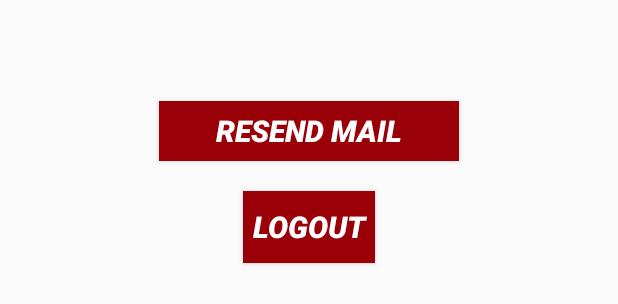
After one commit to mohan564/Capstone, an Android app: the layout activity_resend__mail_.xml on its own in the app's theme, with its tools: preview values and no code run, on a phone screen of 412 x 824 dp. The commit adds this screen. Shown: the top 304 px of the screen. Run offline under Robolectric (Android 15) with nearby library versions, the phone set to English and light mode, and no system bars.

Commit message:
Commit after Resend Mail Activity XML included

```diff
--- a/app/build.gradle
+++ b/app/build.gradle
@@ -43,5 +43,6 @@ dependencies {
     implementation 'de.hdodenhof:circleimageview:2.2.0'
 
 
+    implementation 'com.google.firebase:firebase-messaging:17.3.4'
 }
 apply plugin: 'com.google.gms.google-services'
--- a/app/src/main/java/com/example/harpreet/vasdapunjab/Home.java
+++ b/app/src/main/java/com/example/harpreet/vasdapunjab/Home.java
@@ -17,6 +17,7 @@ import android.view.ViewGroup;
 import android.widget.ImageView;
 import android.widget.Toast;
 
+import com.bumptech.glide.Glide;
 import com.google.android.gms.tasks.OnFailureListener;
 import com.google.android.gms.tasks.OnSuccessListener;
 import com.google.firebase.storage.FileDownloadTask;
@@ -290,5 +291,9 @@ public class Home extends Fragment  {
         image_home_5 = view.findViewById(R.id.image_home_5);
 
 
+       // Glide.with(getActivity()).load(R.raw.loading).into(image_home_1);
+
+
+
     }
 }
--- a/app/src/main/java/com/example/harpreet/vasdapunjab/Resend_Mail_Activity.java
+++ b/app/src/main/java/com/example/harpreet/vasdapunjab/Resend_Mail_Activity.java
@@ -42,7 +42,7 @@ public class Resend_Mail_Activity extends AppCompatActivity {
         }
         else
         {
-            textView.setText("Welcome to our App"+Uemail);
+            textView.setText("Welcome to our App "+Uemail);
             logout.setVisibility(View.INVISIBLE);
             resend_mail.setVisibility(View.INVISIBLE);
             new Handler().postDelayed(new Runnable() {
--- a/app/src/main/java/com/example/harpreet/vasdapunjab/Splash_Screen_Activity.java
+++ b/app/src/main/java/com/example/harpreet/vasdapunjab/Splash_Screen_Activity.java
@@ -35,7 +35,7 @@ public class Splash_Screen_Activity extends AppCompatActivity {
             public void run() {
 
                 if(islogin) {
-                    Intent intent = new Intent(Splash_Screen_Activity.this, MainActivity.class);
+                    Intent intent = new Intent(Splash_Screen_Activity.this, Resend_Mail_Activity.class);
                     startActivity(intent);
                 }
                 else
--- /dev/null
+++ b/app/src/main/res/layout/activity_resend__mail_.xml
@@ -0,0 +1,49 @@
+<?xml version="1.0" encoding="utf-8"?>
+<LinearLayout xmlns:android="http://schemas.android.com/apk/res/android"
+    xmlns:app="http://schemas.android.com/apk/res-auto"
+    xmlns:tools="http://schemas.android.com/tools"
+    android:layout_width="match_parent"
+    android:orientation="vertical"
+    android:layout_height="match_parent"
+    tools:context=".Resend_Mail_Activity">
+
+
+    <TextView
+        android:layout_width="wrap_content"
+        android:layout_height="wrap_content"
+        android:id="@+id/verify"
+        android:textSize="20sp"
+        android:layout_gravity="center"
+        android:layout_marginTop="20sp"
+        android:textColor="@color/colorPrimary"
+        />
+
+    <Button
+        android:layout_width="200dp"
+        android:layout_height="40dp"
+        android:background="@color/colorPrimaryDark"
+        android:textColor="#fff"
+        android:layout_gravity="center"
+        android:textStyle="italic|bold"
+        android:textSize="20dp"
+        android:layout_marginTop="20sp"
+        android:id="@+id/resend_mail"
+        android:onClick="verify"
+        android:text="Resend Mail"/>
+
+
+
+    <Button
+        android:layout_width="wrap_content"
+        android:layout_height="wrap_content"
+        android:layout_gravity="center"
+        android:layout_marginTop="20sp"
+        android:background="@color/colorPrimaryDark"
+        android:text="LogOut"
+        android:id="@+id/logout"
+        android:textColor="#fff"
+        android:textStyle="bold|italic"
+        android:textSize="20sp"
+        android:onClick="logout"/>
+
+</LinearLayout>
```
Also changed, not shown: app/src/main/AndroidManifest.xml (+5 -2 lines), app/src/main/java/com/example/harpreet/vasdapunjab/First_Screen.java (+5 -4 lines), app/src/main/java/com/example/harpreet/vasdapunjab/MainActivity.java (+0 -20 lines), app/src/main/res/layout/home.xml (+1 -11 lines), app/src/main/res/raw/loading.gif (added).
